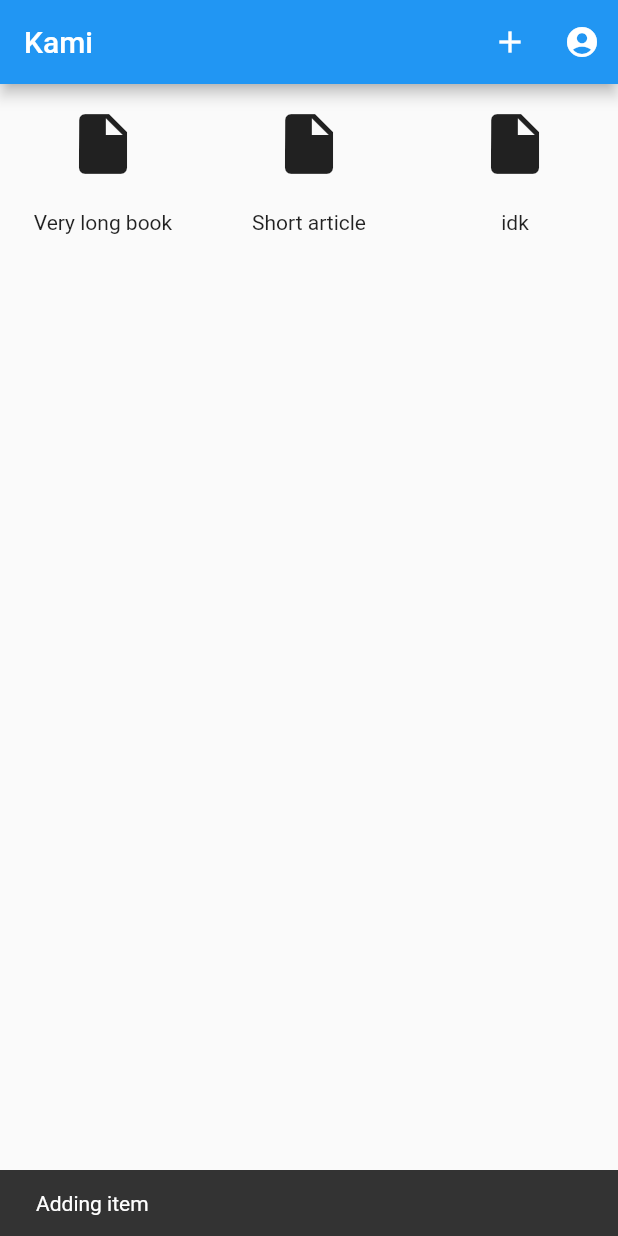
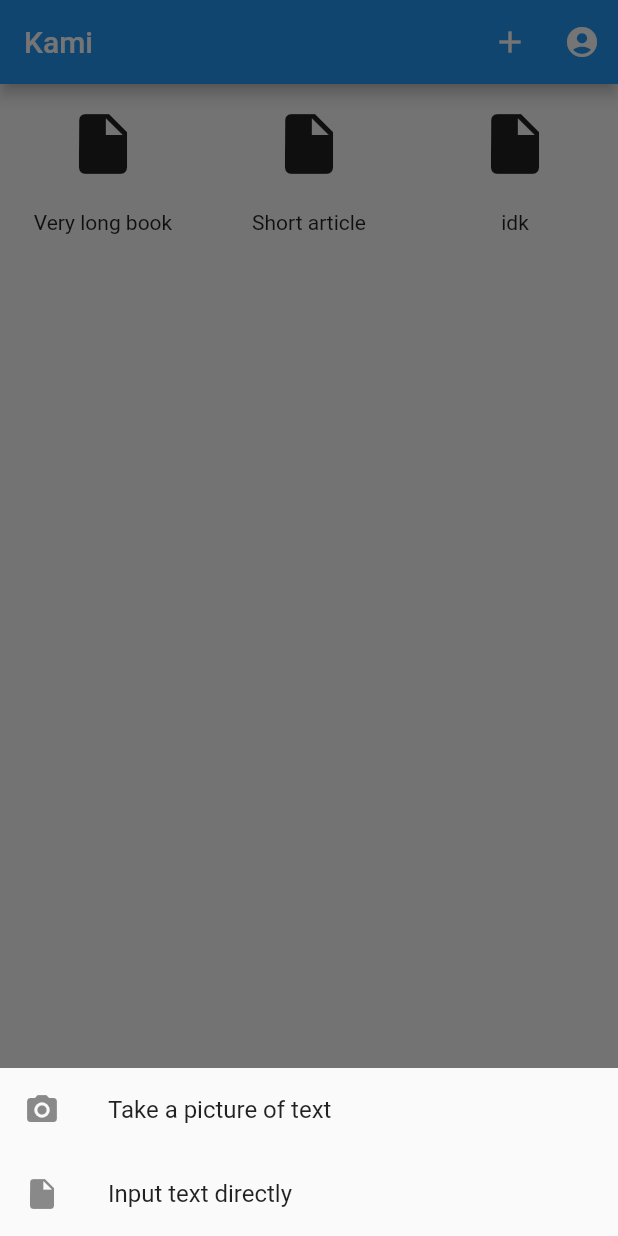
Before and after one commit to pradyungn/Kami, a Flutter app: the screen it shows after launch, after a tap on the "add" icon, on a phone screen of 412 x 824 dp. Run offline on Flutter 3.47's test engine with Material 2 defaults, Android fonts, the phone set to English and light mode, and no system bars.

Commit message:
Add sheets for add and login

```diff
--- a/flutter/lib/main.dart
+++ b/flutter/lib/main.dart
@@ -10,24 +10,13 @@ class MyApp extends StatelessWidget {
   @override
   Widget build(BuildContext context) {
     return MaterialApp(
-      title: 'Flutter Demo',
+      title: 'Kami',
       theme: ThemeData(
-        // This is the theme of your application.
-        //
-        // Try running your application with "flutter run". You'll see the
-        // application has a blue toolbar. Then, without quitting the app, try
-        // changing the primarySwatch below to Colors.green and then invoke
-        // "hot reload" (press "r" in the console where you ran "flutter run",
-        // or simply save your changes to "hot reload" in a Flutter IDE).
-        // Notice that the counter didn't reset back to zero; the application
-        // is not restarted.
         primarySwatch: Colors.blue,
-        // This makes the visual density adapt to the platform that you run
-        // the app on. For desktop platforms, the controls will be smaller and
-        // closer together (more dense) than on mobile platforms.
         visualDensity: VisualDensity.adaptivePlatformDensity,
       ),
       home: Home(),
+      routes: {},
     );
   }
 }
--- a/flutter/lib/src/home.dart
+++ b/flutter/lib/src/home.dart
@@ -6,6 +6,7 @@ class Home extends StatefulWidget {
 }
 
 class HomeState extends State<Home> {
+  // TODO: Fetch from firebase
   List<Item> items = [
     Item(text: "Lorem ipsum dolor sit amet", title: "Very long book"),
     Item(
@@ -25,17 +26,11 @@ class HomeState extends State<Home> {
         actions: [
           IconButton(
             icon: const Icon(Icons.add),
-            onPressed: () {
-              k.currentState
-                  .showSnackBar(SnackBar(content: const Text("Adding item")));
-            },
+            onPressed: () => showSheet(context, BottomSheetType.add),
           ),
           IconButton(
             icon: const Icon(Icons.account_circle),
-            onPressed: () {
-              k.currentState
-                  .showSnackBar(SnackBar(content: const Text("Logging in")));
-            },
+            onPressed: () => showSheet(context, BottomSheetType.login),
           ),
         ],
       ),
@@ -47,6 +42,76 @@ class HomeState extends State<Home> {
         itemBuilder: (context, i) {
           if (i >= items.length) return null;
           final item = items[i];
+          return ItemView(item);
+        },
+      ),
+    );
+  }
+
+  void showSheet(BuildContext context, BottomSheetType state) {
+    showModalBottomSheet(
+        context: context,
+        builder: (context) {
+          switch (state) {
+            case BottomSheetType.add:
+              return AddSheet();
+            case BottomSheetType.login:
+              return LoginSheet();
+            default:
+              print('Reached unreachable state $state');
+              return null;
+          }
+        });
+  }
+}
+
+enum BottomSheetType { none, login, add }
+
+class LoginSheet extends StatelessWidget {
+  // TODO: Check whether user is logged in
+
+  @override
+  Widget build(BuildContext context) {
+    return ListView(
+      shrinkWrap: true,
+      children: [
+        ListTile(
+          title: const Text('Login'),
+          onTap: () => print('login'),
+        ),
+      ],
+    );
+  }
+}
+
+class AddSheet extends StatelessWidget {
+  @override
+  Widget build(BuildContext context) {
+    return ListView(
+      shrinkWrap: true,
+      children: [
+        ListTile(
+          leading: const Icon(Icons.camera_alt),
+          title: const Text('Take a picture of text'),
+          onTap: () => print('camera'),
+        ),
+        ListTile(
+          leading: const Icon(Icons.insert_drive_file),
+          title: const Text('Input text directly'),
+          onTap: () => print('input'),
+        ),
+      ],
+    );
+  }
+}
+
+class ItemView extends StatelessWidget {
+  final Item item;
+
+  ItemView(this.item);
+
+  @override
+  Widget build(BuildContext context) {
     return Padding(
       padding: const EdgeInsets.all(16.0),
       child: Column(
@@ -60,16 +125,21 @@ class HomeState extends State<Home> {
         ],
       ),
     );
-        },
-      ),
-    );
   }
 }
 
 class Item {
+  final String /*!*/ id;
   String /*!*/ text;
   String /*!*/ title;
   String /*?*/ summary;
 
-  Item({@required this.text, @required this.title, this.summary});
+  Item({
+    @required this.id,
+    @required this.text,
+    @required this.title,
+    this.summary,
+  });
+
+  // TODO: Update firebase when properties are modified
 }
```
Lines whose indentation alone changed are shown as unchanged.
